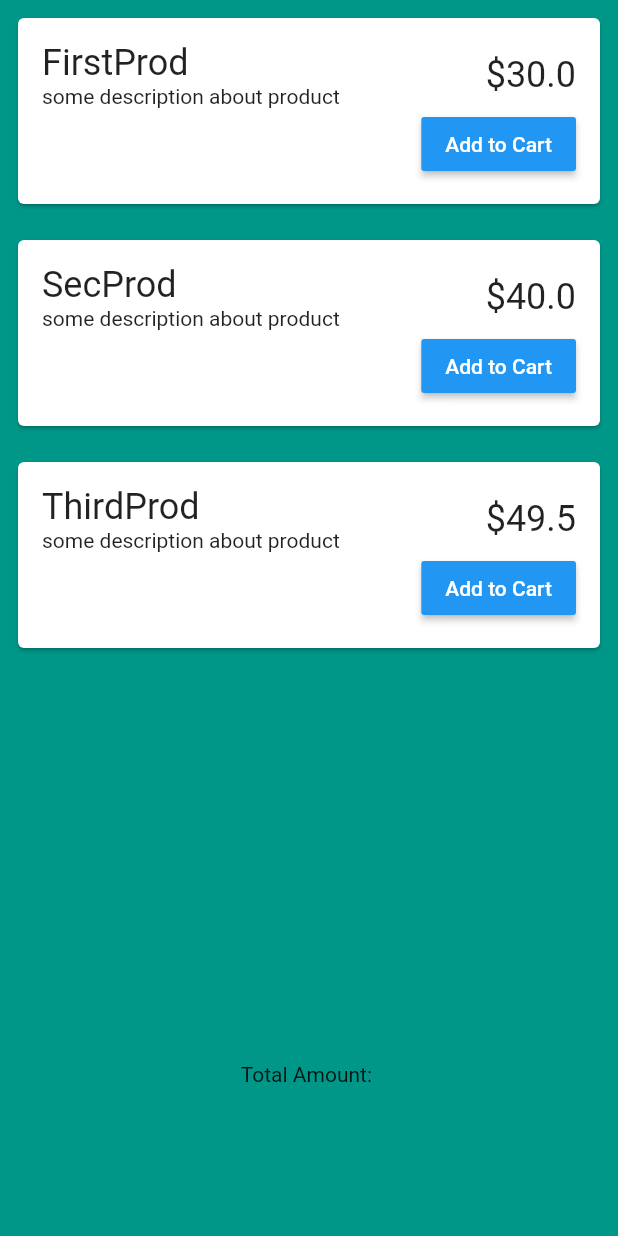
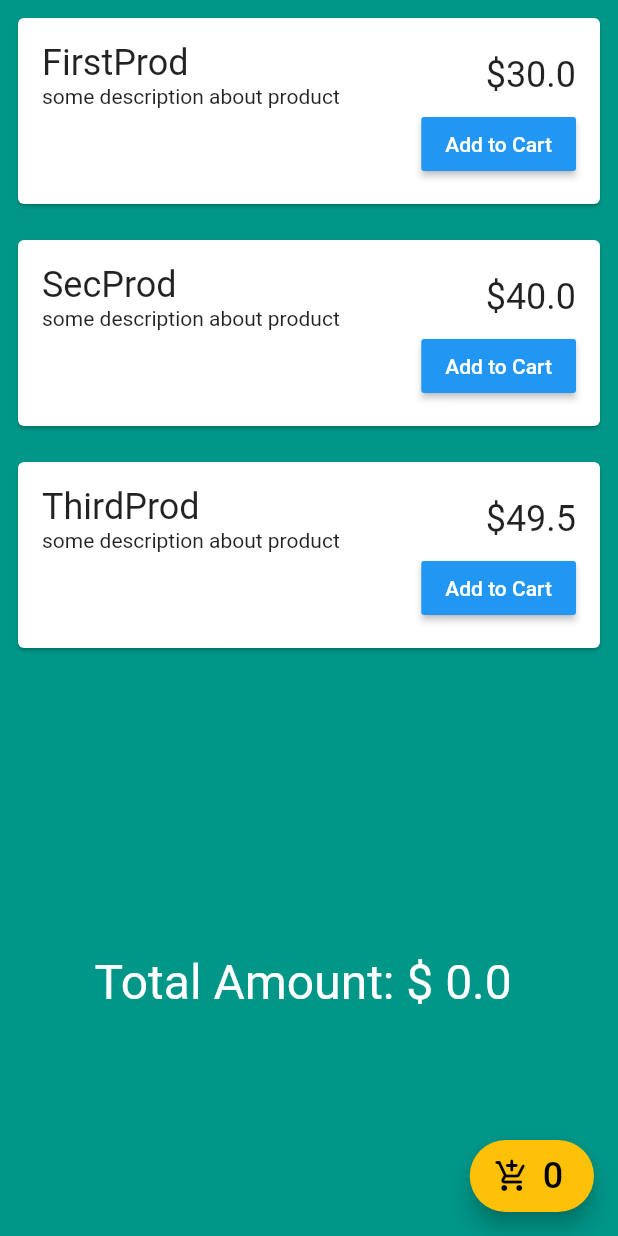
Before and after one commit to ShivamMenda/GetXDemo, a Flutter app: the screen it shows after launch, on a phone screen of 412 x 824 dp. Run offline on Flutter 3.47's test engine with Material 2 defaults, Android fonts, the phone set to English and light mode, and no system bars; our stand-ins replace get.

Commit message:
Cart Controller added.

```diff
--- /dev/null
+++ b/lib/controllers/cart_controller.dart
@@ -0,0 +1,12 @@
+import 'package:get/get.dart';
+import 'package:getx_demo/models/product.dart';
+
+class CartController extends GetxController {
+  var cartItems = <Product>[].obs;
+  int get cartCount => cartItems.length;
+  double get totalPrice => cartItems.fold(0, (sum, item) => sum + item.price);
+
+  addToCart(Product product) {
+    cartItems.add(product);
+  }
+}
--- a/lib/views/shopping_page.dart
+++ b/lib/views/shopping_page.dart
@@ -1,10 +1,12 @@
 import 'package:flutter/material.dart';
 import 'package:get/get.dart';
+import 'package:getx_demo/controllers/cart_controller.dart';
 import 'package:getx_demo/controllers/shopping_controller.dart';
 
 class ShoppingPage extends StatelessWidget {
   ShoppingPage({Key? key}) : super(key: key);
   final shoppingController = Get.put(ShoppingController());
+  final cartController = Get.put(CartController());
   @override
   Widget build(BuildContext context) {
     return Scaffold(
@@ -46,8 +48,8 @@ class ShoppingPage extends StatelessWidget {
                                 ),
                                 MaterialButton(
                                   onPressed: () {
-                                    // cartController
-                                    //     .addToCart(controller.products[index]);
+                                    cartController
+                                        .addToCart(controller.products[index]);
                                   },
                                   color: Colors.blue,
                                   textColor: Colors.white,
@@ -58,11 +60,33 @@ class ShoppingPage extends StatelessWidget {
               );
             }),
           ),
-          Text("Total Amount: "),
+          GetX<CartController>(builder: (controller) {
+            return Text(
+              "Total Amount: \$ ${controller.totalPrice} ",
+              style: TextStyle(fontSize: 32, color: Colors.white),
+            );
+          }),
           SizedBox(
-            height: 100,
+            height: 150,
           ),
         ],
+      ),
+      floatingActionButton: FloatingActionButton.extended(
+        onPressed: () {},
+        backgroundColor: Colors.amber,
+        icon: Icon(
+          Icons.add_shopping_cart_rounded,
+          color: Colors.black,
+        ),
+        label: GetX<CartController>(builder: (controller) {
+          return Text(
+            controller.cartCount.toString(),
+            style: TextStyle(
+              color: Colors.black,
+              fontSize: 24,
+            ),
+          );
+        }),
       ),
     );
   }
```
